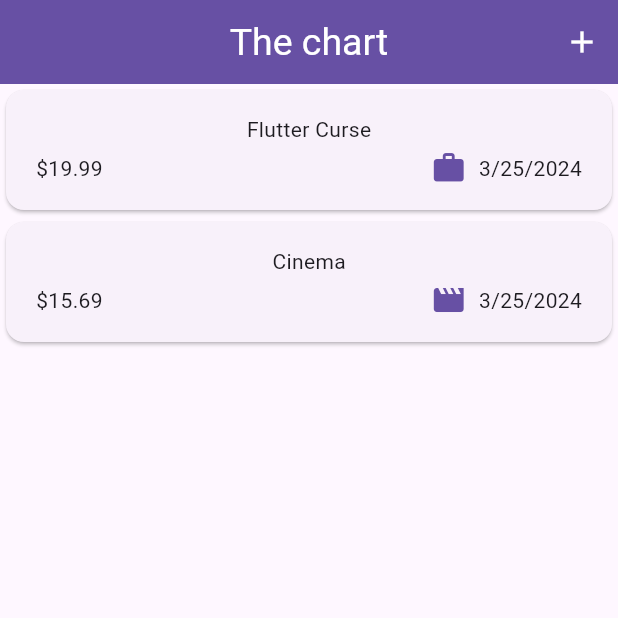
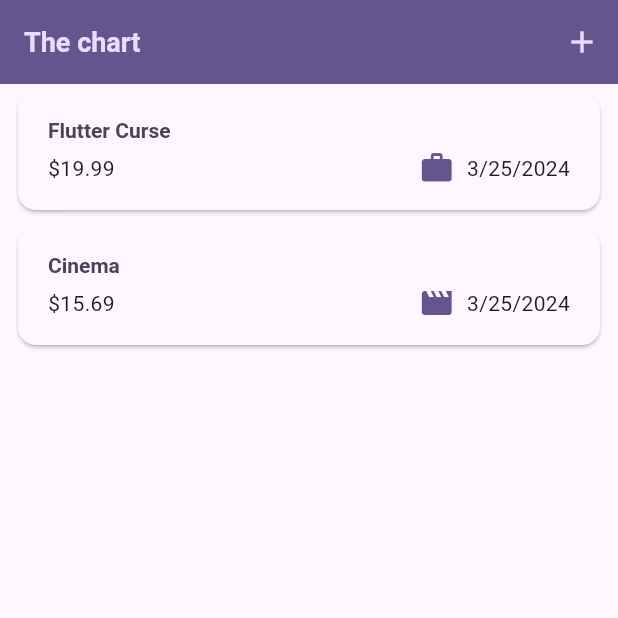
Before and after one commit to Matheus-Doerzbacher/expenses, a Flutter app: the screen it shows after launch, on a phone screen of 412 x 824 dp, the top half of it. Run offline on Flutter 3.47's test engine with Material 3 defaults, Android fonts, the phone set to English and light mode, and no system bars.

Commit message:
Widget styling created

```diff
--- a/lib/layers/presentation/widgets/expenses_list/expense_item_widget.dart
+++ b/lib/layers/presentation/widgets/expenses_list/expense_item_widget.dart
@@ -14,8 +14,15 @@ class ExpenseItemWidget extends StatelessWidget {
           vertical: 16,
         ),
         child: Column(
+          crossAxisAlignment: CrossAxisAlignment.start,
           children: [
-            Text(expense.title),
+            Text(
+              expense.title,
+              style: Theme.of(context)
+                  .textTheme
+                  .titleLarge
+                  ?.copyWith(fontSize: 14),
+            ),
             const SizedBox(height: 4),
             Row(
               children: [
--- a/lib/layers/presentation/widgets/expenses_list/expenses_list_widget.dart
+++ b/lib/layers/presentation/widgets/expenses_list/expenses_list_widget.dart
@@ -14,6 +14,10 @@ class ExpensesListWidget extends StatelessWidget {
     return ListView.builder(
       itemCount: expenses.length,
       itemBuilder: (context, index) => Dismissible(
+        background: Container(
+          color: Theme.of(context).colorScheme.error,
+          margin: Theme.of(context).cardTheme.margin,
+        ),
         onDismissed: (direction) {
           onRemoveExpense(expenses[index]);
         },
--- a/lib/main.dart
+++ b/lib/main.dart
@@ -10,26 +10,41 @@ class MyApp extends StatelessWidget {
 
   @override
   Widget build(BuildContext context) {
+    var kColorScheme = ColorScheme.fromSeed(
+      seedColor: const Color.fromARGB(255, 96, 59, 181),
+      // seedColor: Colors.deepOrange,
+    );
+
     return MaterialApp(
       debugShowCheckedModeBanner: false,
       title: 'Flutter Demo',
       theme: ThemeData(
+        useMaterial3: true,
+      ).copyWith(
         iconTheme: IconThemeData(
-          color: Theme.of(context).primaryColor,
+          color: kColorScheme.primary,
         ),
-        appBarTheme: AppBarTheme(
-          centerTitle: true,
-          backgroundColor: Theme.of(context).primaryColor,
-          iconTheme: const IconThemeData(
-            color: Colors.white,
-          ),
-          titleTextStyle: const TextStyle(
-            color: Colors.white,
-            fontSize: 25,
-          ),
+        appBarTheme: const AppBarTheme().copyWith(
+          backgroundColor: kColorScheme.primary,
+          foregroundColor: kColorScheme.primaryContainer,
+          centerTitle: false,
         ),
-        colorScheme: ColorScheme.fromSeed(seedColor: Colors.deepPurple),
-        useMaterial3: true,
+        cardTheme: const CardTheme().copyWith(
+          color: kColorScheme.background,
+          margin: const EdgeInsets.symmetric(horizontal: 12, vertical: 6),
+        ),
+        elevatedButtonTheme: ElevatedButtonThemeData(
+          style: ElevatedButton.styleFrom(
+              backgroundColor: kColorScheme.primaryContainer),
+        ),
+        textTheme: ThemeData().textTheme.copyWith(
+              titleLarge: TextStyle(
+                fontWeight: FontWeight.bold,
+                color: kColorScheme.onSecondaryContainer,
+                fontSize: 18,
+              ),
+            ),
+        colorScheme: kColorScheme,
       ),
       home: const ExpensePage(),
     );
```
